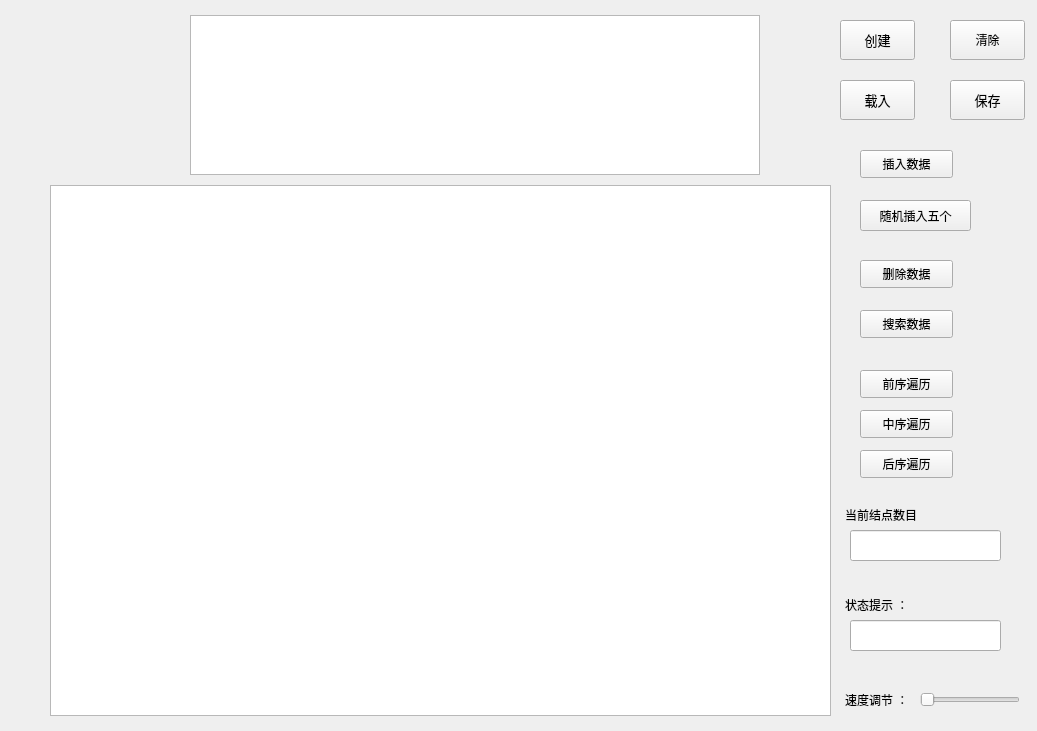
Above: myavltree.ui from bkqkdksdr/QT before the change. Below: the same form after it.
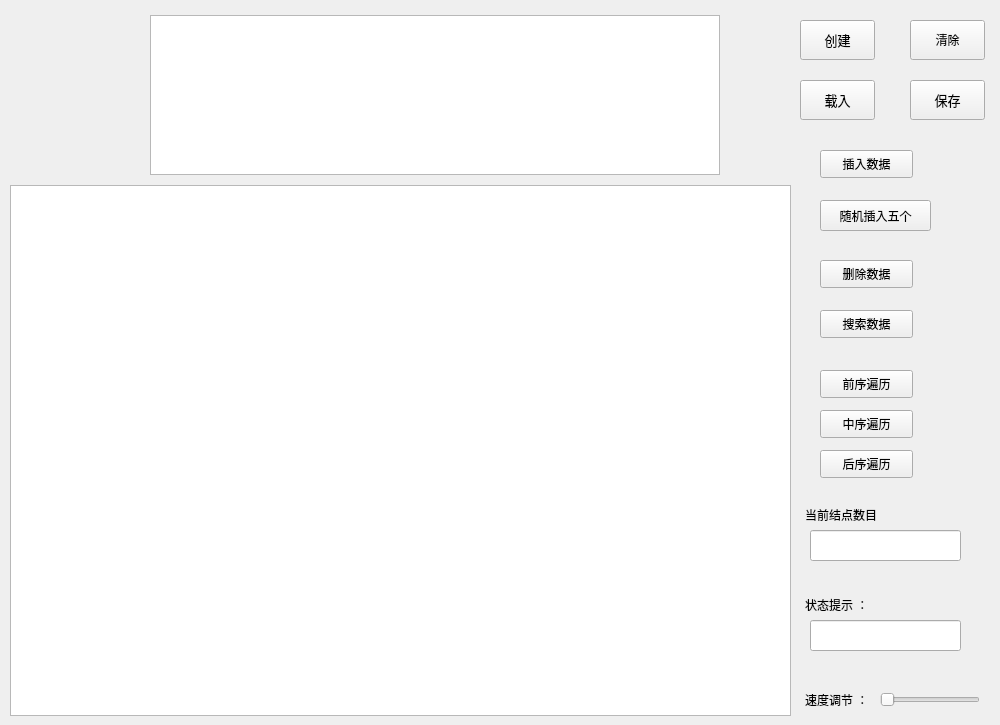
That is the form after the change.

```diff
--- a/myavltree.ui
+++ b/myavltree.ui
@@ -6,8 +6,8 @@
    <rect>
     <x>0</x>
     <y>0</y>
-    <width>1037</width>
-    <height>731</height>
+    <width>1000</width>
+    <height>725</height>
    </rect>
   </property>
   <property name="windowTitle">
@@ -16,7 +16,7 @@
   <widget class="QPushButton" name="deleteNode">
    <property name="geometry">
     <rect>
-     <x>860</x>
+     <x>820</x>
      <y>260</y>
      <width>93</width>
      <height>28</height>
@@ -29,7 +29,7 @@
   <widget class="QPushButton" name="searchNode">
    <property name="geometry">
     <rect>
-     <x>860</x>
+     <x>820</x>
      <y>310</y>
      <width>93</width>
      <height>28</height>
@@ -42,7 +42,7 @@
   <widget class="QTextBrowser" name="textBrowser">
    <property name="geometry">
     <rect>
-     <x>190</x>
+     <x>150</x>
      <y>15</y>
      <width>570</width>
      <height>160</height>
@@ -52,7 +52,7 @@
   <widget class="QPushButton" name="pushButtonInit">
    <property name="geometry">
     <rect>
-     <x>840</x>
+     <x>800</x>
      <y>20</y>
      <width>75</width>
      <height>40</height>
@@ -77,7 +77,7 @@
   <widget class="QPushButton" name="addNode5">
    <property name="geometry">
     <rect>
-     <x>860</x>
+     <x>820</x>
      <y>200</y>
      <width>111</width>
      <height>31</height>
@@ -90,7 +90,7 @@
   <widget class="QGraphicsView" name="graphicsView">
    <property name="geometry">
     <rect>
-     <x>50</x>
+     <x>10</x>
      <y>185</y>
      <width>781</width>
      <height>531</height>
@@ -100,7 +100,7 @@
   <widget class="QPushButton" name="addNode">
    <property name="geometry">
     <rect>
-     <x>860</x>
+     <x>820</x>
      <y>150</y>
      <width>93</width>
      <height>28</height>
@@ -113,7 +113,7 @@
   <widget class="QPushButton" name="pushButtonclear">
    <property name="geometry">
     <rect>
-     <x>950</x>
+     <x>910</x>
      <y>20</y>
      <width>75</width>
      <height>40</height>
@@ -126,7 +126,7 @@
   <widget class="QLabel" name="labelState">
    <property name="geometry">
     <rect>
-     <x>845</x>
+     <x>805</x>
      <y>590</y>
      <width>60</width>
      <height>30</height>
@@ -151,7 +151,7 @@
   <widget class="QLineEdit" name="lineEditState">
    <property name="geometry">
     <rect>
-     <x>850</x>
+     <x>810</x>
      <y>620</y>
      <width>151</width>
      <height>31</height>
@@ -173,7 +173,7 @@
   <widget class="QLabel" name="labelTimeControl">
    <property name="geometry">
     <rect>
-     <x>845</x>
+     <x>805</x>
      <y>685</y>
      <width>75</width>
      <height>30</height>
@@ -198,7 +198,7 @@
   <widget class="QSlider" name="horizontalSlider">
    <property name="geometry">
     <rect>
-     <x>920</x>
+     <x>880</x>
      <y>690</y>
      <width>100</width>
      <height>20</height>
@@ -214,7 +214,7 @@
   <widget class="QLabel" name="labelState_2">
    <property name="geometry">
     <rect>
-     <x>845</x>
+     <x>805</x>
      <y>500</y>
      <width>121</width>
      <height>30</height>
@@ -239,7 +239,7 @@
   <widget class="QLineEdit" name="lineCount">
    <property name="geometry">
     <rect>
-     <x>850</x>
+     <x>810</x>
      <y>530</y>
      <width>151</width>
      <height>31</height>
@@ -261,7 +261,7 @@
   <widget class="QPushButton" name="PreOrder">
    <property name="geometry">
     <rect>
-     <x>860</x>
+     <x>820</x>
      <y>370</y>
      <width>93</width>
      <height>28</height>
@@ -274,7 +274,7 @@
   <widget class="QPushButton" name="InOrder">
    <property name="geometry">
     <rect>
-     <x>860</x>
+     <x>820</x>
      <y>410</y>
      <width>93</width>
      <height>28</height>
@@ -287,7 +287,7 @@
   <widget class="QPushButton" name="LastOrder">
    <property name="geometry">
     <rect>
-     <x>860</x>
+     <x>820</x>
      <y>450</y>
      <width>93</width>
      <height>28</height>
@@ -300,7 +300,7 @@
   <widget class="QPushButton" name="pushButtonload">
    <property name="geometry">
     <rect>
-     <x>840</x>
+     <x>800</x>
      <y>80</y>
      <width>75</width>
      <height>40</height>
@@ -325,7 +325,7 @@
   <widget class="QPushButton" name="pushButtonsave">
    <property name="geometry">
     <rect>
-     <x>950</x>
+     <x>910</x>
      <y>80</y>
      <width>75</width>
      <height>40</height>
```
